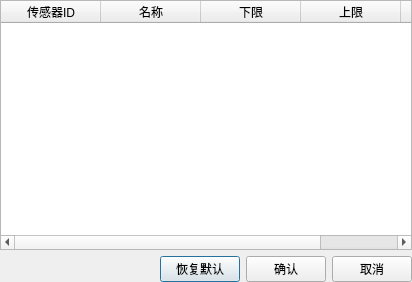
This is IndustrialMonitor/src/ui/widgets/AlarmSettingDialog.ui in frankjin73/IndustrialMonitor as Qt 5 draws it before an edit. The edited form follows.
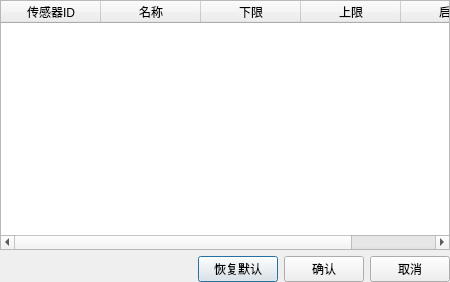
This is the edited form.

```diff
--- a/IndustrialMonitor/src/ui/widgets/AlarmSettingDialog.ui
+++ b/IndustrialMonitor/src/ui/widgets/AlarmSettingDialog.ui
@@ -6,7 +6,7 @@
    <rect>
     <x>0</x>
     <y>0</y>
-    <width>412</width>
+    <width>450</width>
     <height>282</height>
    </rect>
   </property>
```
